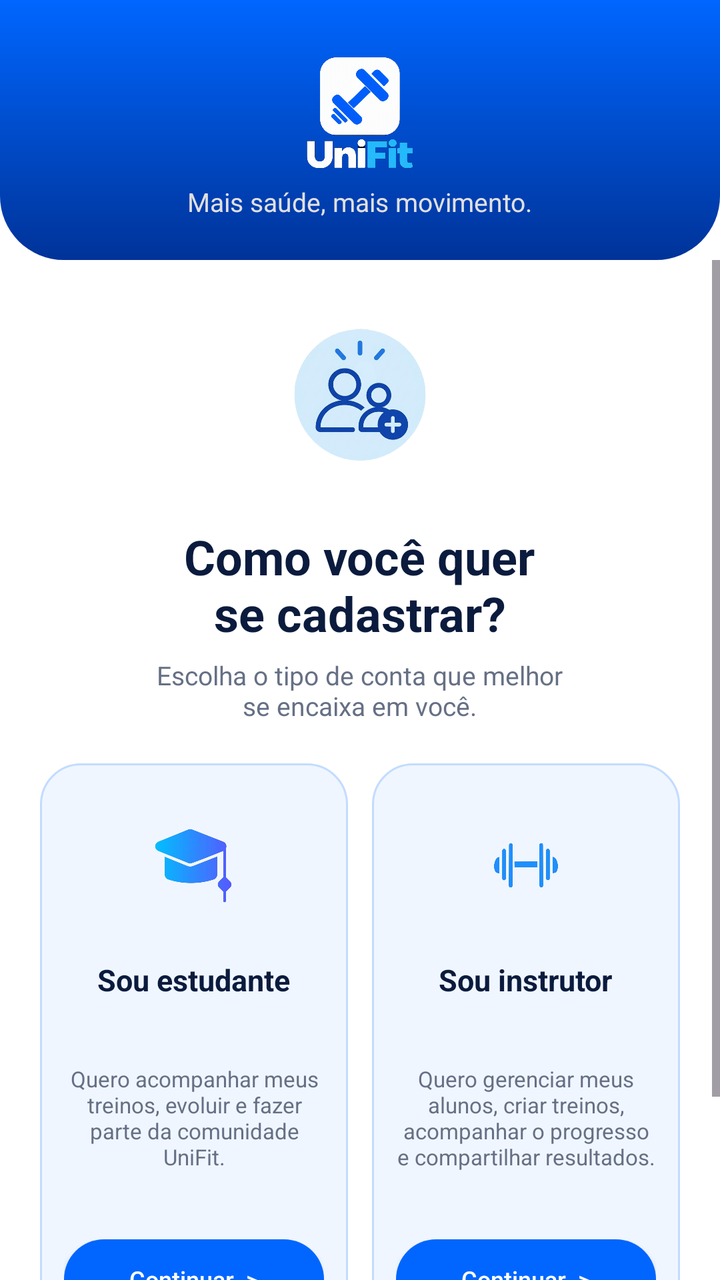
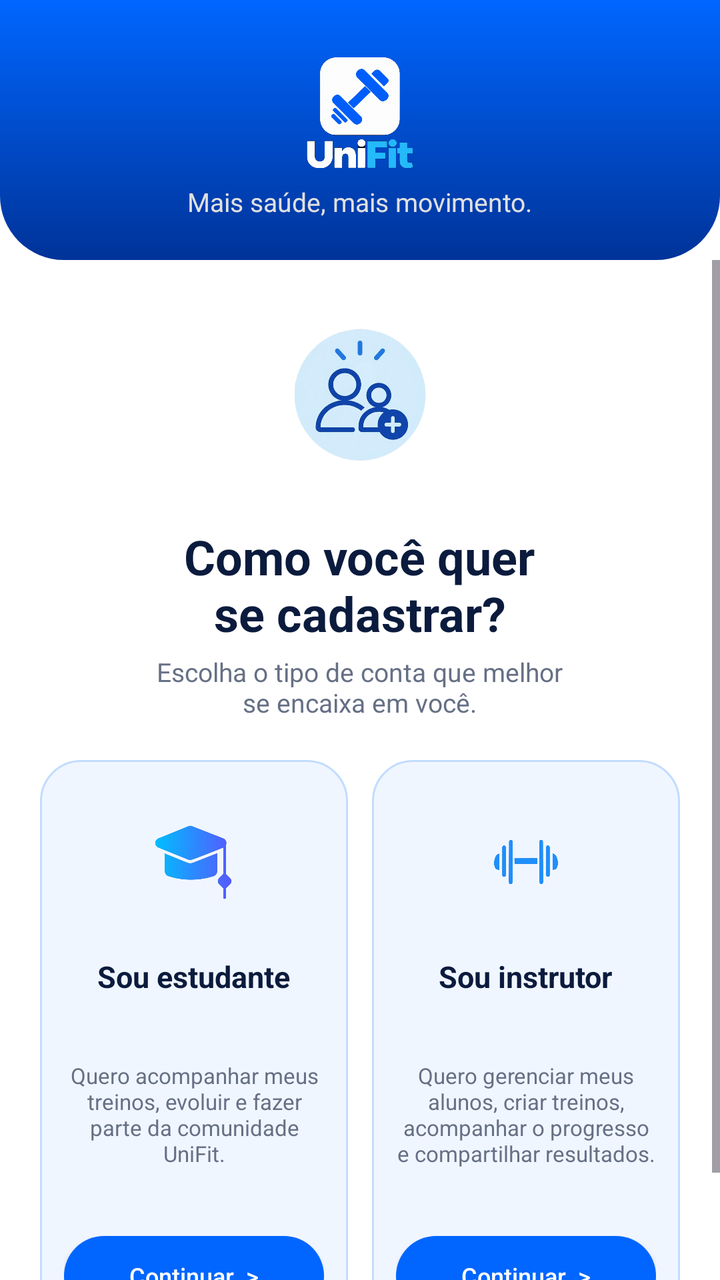

An Android layout rendered at two revisions. The XML below is the earlier revision; the diff shows what the commit changed to produce the second picture.
<!-- AndroidManifest.xml: application theme Theme.MyApplication -->
<!-- res/layout/activity_decisao_cadastro.xml -->
<?xml version="1.0" encoding="utf-8"?>
<androidx.constraintlayout.widget.ConstraintLayout xmlns:android="http://schemas.android.com/apk/res/android"
    xmlns:app="http://schemas.android.com/apk/res-auto"
    xmlns:tools="http://schemas.android.com/tools"
    android:layout_width="match_parent"
    android:layout_height="match_parent"
    android:background="#FFFFFF"
    tools:context=".DecisaoCadastroActivity">

    <RelativeLayout
        android:id="@+id/layoutHeader"
        android:layout_width="0dp"
        android:layout_height="130dp"
        android:background="@drawable/bg_header_rounder"
        android:paddingTop="16dp"
        app:layout_constraintTop_toTopOf="parent"
        app:layout_constraintStart_toStartOf="parent"
        app:layout_constraintEnd_toEndOf="parent">

        <LinearLayout
            android:layout_width="wrap_content"
            android:layout_height="wrap_content"
            android:layout_centerInParent="true"
            android:gravity="center"
            android:orientation="vertical">

            <ImageView
                android:id="@+id/imgLogoHeader"
                android:layout_width="200dp"
                android:layout_height="70dp"
                android:src="@drawable/logo_unifit"
                android:contentDescription="Logo UniFit" />

            <TextView
                android:layout_width="wrap_content"
                android:layout_height="wrap_content"
                android:text="Mais saúde, mais movimento."
                android:textColor="#E0E0E0"
                android:textSize="13sp"
                android:layout_marginTop="2dp" />
        </LinearLayout>
    </RelativeLayout>

    <ScrollView
        android:id="@+id/scrollViewContent"
        android:layout_width="0dp"
        android:layout_height="0dp"
        android:fillViewport="true"
        app:layout_constraintTop_toBottomOf="@id/layoutHeader"
        app:layout_constraintBottom_toBottomOf="parent"
        app:layout_constraintStart_toStartOf="parent"
        app:layout_constraintEnd_toEndOf="parent">

        <LinearLayout
            android:layout_width="match_parent"
            android:layout_height="wrap_content"
            android:orientation="vertical"
            android:gravity="center_horizontal">

            <LinearLayout
                android:layout_width="match_parent"
                android:layout_height="wrap_content"
                android:orientation="vertical"
                android:gravity="center_horizontal"
                android:paddingHorizontal="20dp"
                android:paddingTop="20dp"
                android:paddingBottom="10dp">

                <ImageView
                    android:layout_width="100dp"
                    android:layout_height="100dp"
                    android:src="@drawable/icone_cadastro"
                    android:contentDescription="Ícone de Cadastro"
                    android:layout_marginBottom="12dp" />

                <TextView
                    android:layout_width="wrap_content"
                    android:layout_height="wrap_content"
                    android:text="Como você quer\nse cadastrar?"
                    android:textColor="#0B1B3D"
                    android:textSize="24sp"
                    android:textStyle="bold"
                    android:gravity="center"
                    android:layout_marginBottom="6dp" />

                <TextView
                    android:layout_width="wrap_content"
                    android:layout_height="wrap_content"
                    android:text="Escolha o tipo de conta que melhor\nse encaixa em você."
                    android:textColor="#667085"
                    android:textSize="13sp"
                    android:gravity="center"
                    android:layout_marginBottom="20dp" />

                <LinearLayout
                    android:layout_width="match_parent"
                    android:layout_height="wrap_content"
                    android:orientation="horizontal"
                    android:weightSum="2"
                    android:layout_marginBottom="20dp">

                    <LinearLayout
                        android:id="@+id/cardEstudante"
                        android:layout_width="0dp"
                        android:layout_height="290dp"
                        android:layout_weight="1"
                        android:layout_marginEnd="6dp"
                        android:background="@drawable/bg_option_card"
                        android:orientation="vertical"
                        android:gravity="center_horizontal"
                        android:padding="12dp"
                        android:clickable="true"
                        android:focusable="true">

                        <ImageView
                            android:layout_width="70dp"
                            android:layout_height="70dp"
                            android:src="@drawable/icone_estudante"
                            android:padding="12dp"
                            android:layout_marginTop="4dp"
                            android:layout_marginBottom="12dp" />

                        <TextView
                            android:layout_width="wrap_content"
                            android:layout_height="wrap_content"
                            android:text="Sou estudante"
                            android:textColor="#0B1B3D"
                            android:textSize="15sp"
                            android:textStyle="bold"
                            android:layout_marginBottom="8dp" />

                        <TextView
                            android:layout_width="match_parent"
                            android:layout_height="0dp"
                            android:layout_weight="1"
                            android:text="Quero acompanhar meus treinos, evoluir e fazer parte da comunidade UniFit."
                            android:textColor="#667085"
                            android:textSize="11sp"
                            android:gravity="center"
                            android:layout_marginBottom="10dp" />

                        <android.widget.Button
                            android:id="@+id/btnContinuarEstudante"
                            android:layout_width="match_parent"
                            android:layout_height="40dp"
                            android:background="@drawable/bg_button_rounded_blue"
                            android:text="Continuar  >"
                            android:textColor="@android:color/white"
                            android:textSize="12sp"
                            android:textAllCaps="false" />
                    </LinearLayout>

                    <LinearLayout
                        android:id="@+id/cardInstrutor"
                        android:layout_width="0dp"
                        android:layout_height="290dp"
                        android:layout_weight="1"
                        android:layout_marginStart="6dp"
                        android:background="@drawable/bg_option_card"
                        android:orientation="vertical"
                        android:gravity="center_horizontal"
                        android:padding="12dp"
                        android:clickable="true"
                        android:focusable="true">

                        <ImageView
                            android:layout_width="70dp"
                            android:layout_height="70dp"
                            android:src="@drawable/icone_treinos"
                            android:padding="12dp"
                            android:layout_marginTop="4dp"
                            android:layout_marginBottom="12dp" />

                        <TextView
                            android:layout_width="wrap_content"
                            android:layout_height="wrap_content"
                            android:text="Sou instrutor"
                            android:textColor="#0B1B3D"
                            android:textSize="15sp"
                            android:textStyle="bold"
                            android:layout_marginBottom="8dp" />

                        <TextView
                            android:layout_width="match_parent"
                            android:layout_height="0dp"
                            android:layout_weight="1"
                            android:text="Quero gerenciar meus alunos, criar treinos, acompanhar o progresso e compartilhar resultados."
                            android:textColor="#667085"
                            android:textSize="11sp"
                            android:gravity="center"
                            android:layout_marginBottom="10dp" />

                        <android.widget.Button
                            android:id="@+id/btnContinuarInstrutor"
                            android:layout_width="match_parent"
                            android:layout_height="40dp"
                            android:background="@drawable/bg_button_rounded_blue"
                            android:text="Continuar  >"
                            android:textColor="@android:color/white"
                            android:textSize="12sp"
                            android:textAllCaps="false" />
                    </LinearLayout>
                </LinearLayout>

            </LinearLayout>

            <View
                android:id="@+id/layoutFooter"
                android:layout_width="match_parent"
                android:layout_height="50dp"
                android:background="@drawable/bg_footer_wave" />

        </LinearLayout>
    </ScrollView>

</androidx.constraintlayout.widget.ConstraintLayout>
<!-- resources referenced by this layout -->
<resources>
  <!-- drawable bg_button_rounded_blue (drawable) -->
  <?xml version="1.0" encoding="utf-8"?>
  <shape
      xmlns:android="http://schemas.android.com/apk/res/android"
      android:shape="rectangle">
      <solid android:color="#0066FF" />
      <corners android:radius="20dp" />
  </shape>
  <!-- drawable bg_footer_wave (drawable) -->
  <?xml version="1.0" encoding="utf-8"?>
  <shape
      xmlns:android="http://schemas.android.com/apk/res/android"
      android:shape="rectangle">
      <gradient
          android:angle="90"
          android:startColor="#0066FF"
          android:endColor="#80B5FF" />
  </shape>
  <!-- drawable bg_header_rounder (drawable) -->
  <?xml version="1.0" encoding="utf-8"?>
  <shape
      xmlns:android="http://schemas.android.com/apk/res/android"
      android:shape="rectangle">
      <gradient
          android:angle="270"
          android:startColor="#0066FF"
          android:endColor="#003399" />
      <corners
          android:bottomLeftRadius="32dp"
          android:bottomRightRadius="32dp" />
  </shape>
  <!-- drawable bg_option_card (drawable) -->
  <?xml version="1.0" encoding="utf-8"?>
  <shape
      xmlns:android="http://schemas.android.com/apk/res/android"
      android:shape="rectangle">
      <solid android:color="#F0F6FF" />
      <corners android:radius="20dp" />
      <stroke
          android:width="1dp"
          android:color="#C2DCFF" />
  </shape>
  <!-- drawable icone_cadastro: png bitmap (drawable, 290952 bytes) -->
  <!-- drawable icone_estudante: png bitmap (drawable, 20778 bytes) -->
  <!-- drawable icone_treinos: png bitmap (drawable, 19349 bytes) -->
  <!-- drawable logo_unifit: png bitmap (drawable, 91310 bytes) -->
  <style name="Theme.MyApplication" parent="Base.Theme.MyApplication" />
  <style name="Base.Theme.MyApplication" parent="Theme.Material3.DayNight.NoActionBar">
          
          
      </style>
</resources>

<!-- the commit's change to res/layout/activity_decisao_cadastro.xml (unified diff, before → after) -->
@@ -13,9 +13,9 @@
         android:layout_height="130dp"
         android:background="@drawable/bg_header_rounder"
         android:paddingTop="16dp"
-        app:layout_constraintTop_toTopOf="parent"
+        app:layout_constraintEnd_toEndOf="parent"
         app:layout_constraintStart_toStartOf="parent"
-        app:layout_constraintEnd_toEndOf="parent">
+        app:layout_constraintTop_toTopOf="parent">
 
         <LinearLayout
             android:layout_width="wrap_content"
@@ -28,16 +28,16 @@
                 android:id="@+id/imgLogoHeader"
                 android:layout_width="200dp"
                 android:layout_height="70dp"
-                android:src="@drawable/logo_unifit"
-                android:contentDescription="Logo UniFit" />
+                android:contentDescription="Logo UniFit"
+                android:src="@drawable/logo_unifit" />
 
             <TextView
                 android:layout_width="wrap_content"
                 android:layout_height="wrap_content"
+                android:layout_marginTop="2dp"
                 android:text="Mais saúde, mais movimento."
                 android:textColor="#E0E0E0"
-                android:textSize="13sp"
-                android:layout_marginTop="2dp" />
+                android:textSize="13sp" />
         </LinearLayout>
     </RelativeLayout>
 
@@ -46,22 +46,22 @@
         android:layout_width="0dp"
         android:layout_height="0dp"
         android:fillViewport="true"
-        app:layout_constraintTop_toBottomOf="@id/layoutHeader"
         app:layout_constraintBottom_toBottomOf="parent"
+        app:layout_constraintEnd_toEndOf="parent"
         app:layout_constraintStart_toStartOf="parent"
-        app:layout_constraintEnd_toEndOf="parent">
+        app:layout_constraintTop_toBottomOf="@id/layoutHeader">
 
         <LinearLayout
             android:layout_width="match_parent"
             android:layout_height="wrap_content"
-            android:orientation="vertical"
-            android:gravity="center_horizontal">
+            android:gravity="center_horizontal"
+            android:orientation="vertical">
 
             <LinearLayout
                 android:layout_width="match_parent"
                 android:layout_height="wrap_content"
+                android:gravity="center_horizontal"
                 android:orientation="vertical"
-                android:gravity="center_horizontal"
                 android:paddingHorizontal="20dp"
                 android:paddingTop="20dp"
                 android:paddingBottom="10dp">
@@ -69,75 +69,75 @@
                 <ImageView
                     android:layout_width="100dp"
                     android:layout_height="100dp"
-                    android:src="@drawable/icone_cadastro"
+                    android:layout_marginBottom="12dp"
                     android:contentDescription="Ícone de Cadastro"
-                    android:layout_marginBottom="12dp" />
+                    android:src="@drawable/icone_cadastro" />
+
+                <TextView
+                    android:layout_width="wrap_content"
+                    android:layout_height="59dp"
+                    android:layout_marginBottom="6dp"
+                    android:gravity="center"
+                    android:text="Como você quer\nse cadastrar?"
+                    android:textColor="#0B1B3D"
+                    android:textSize="24sp"
+                    android:textStyle="bold" />
 
                 <TextView
                     android:layout_width="wrap_content"
                     android:layout_height="wrap_content"
-                    android:text="Como você quer\nse cadastrar?"
-                    android:textColor="#0B1B3D"
-                    android:textSize="24sp"
-                    android:textStyle="bold"
+                    android:layout_marginBottom="20dp"
                     android:gravity="center"
-                    android:layout_marginBottom="6dp" />
-
-                <TextView
-                    android:layout_width="wrap_content"
-                    android:layout_height="wrap_content"
                     android:text="Escolha o tipo de conta que melhor\nse encaixa em você."
                     android:textColor="#667085"
-                    android:textSize="13sp"
-                    android:gravity="center"
-                    android:layout_marginBottom="20dp" />
+                    android:textSize="13sp" />
 
                 <LinearLayout
                     android:layout_width="match_parent"
                     android:layout_height="wrap_content"
+                    android:layout_marginBottom="20dp"
                     android:orientation="horizontal"
-                    android:weightSum="2"
-                    android:layout_marginBottom="20dp">
+                    android:weightSum="2">
 
                     <LinearLayout
                         android:id="@+id/cardEstudante"
                         android:layout_width="0dp"
                         android:layout_height="290dp"
+                        android:layout_marginEnd="6dp"
                         android:layout_weight="1"
-                        android:layout_marginEnd="6dp"
                         android:background="@drawable/bg_option_card"
+                        android:clickable="true"
+                        android:focusable="true"
+                        android:gravity="center_horizontal"
                         android:orientation="vertical"
-                        android:gravity="center_horizontal"
-                        android:padding="12dp"
-                        android:clickable="true"
-                        android:focusable="true">
+                        android:padding="12dp">
 
                         <ImageView
                             android:layout_width="70dp"
                             android:layout_height="70dp"
-                            android:src="@drawable/icone_estudante"
+                            android:layout_marginTop="4dp"
+                            android:layout_marginBottom="12dp"
                             android:padding="12dp"
-                            android:layout_marginTop="4dp"
-                            android:layout_marginBottom="12dp" />
+                            android:src="@drawable/icone_estudante" />
 
                         <TextView
                             android:layout_width="wrap_content"
                             android:layout_height="wrap_content"
+                            android:layout_marginBottom="8dp"
                             android:text="Sou estudante"
                             android:textColor="#0B1B3D"
                             android:textSize="15sp"
-                            android:textStyle="bold"
-                            android:layout_marginBottom="8dp" />
+                            android:textStyle="bold" />
 
                         <TextView
                             android:layout_width="match_parent"
                             android:layout_height="0dp"
+                            android:layout_marginBottom="10dp"
                             android:layout_weight="1"
+                            android:gravity="center"
                             android:text="Quero acompanhar meus treinos, evoluir e fazer parte da comunidade UniFit."
                             android:textColor="#667085"
-                            android:textSize="11sp"
-                            android:gravity="center"
-                            android:layout_marginBottom="10dp" />
+                            android:textSize="11sp" />
 
                         <android.widget.Button
                             android:id="@+id/btnContinuarEstudante"
@@ -145,50 +145,50 @@
                             android:layout_height="40dp"
                             android:background="@drawable/bg_button_rounded_blue"
                             android:text="Continuar  >"
+                            android:textAllCaps="false"
                             android:textColor="@android:color/white"
-                            android:textSize="12sp"
-                            android:textAllCaps="false" />
+                            android:textSize="12sp" />
                     </LinearLayout>
 
                     <LinearLayout
                         android:id="@+id/cardInstrutor"
                         android:layout_width="0dp"
                         android:layout_height="290dp"
+                        android:layout_marginStart="6dp"
                         android:layout_weight="1"
-                        android:layout_marginStart="6dp"
                         android:background="@drawable/bg_option_card"
+                        android:clickable="true"
+                        android:focusable="true"
+                        android:gravity="center_horizontal"
                         android:orientation="vertical"
-                        android:gravity="center_horizontal"
-                        android:padding="12dp"
-                        android:clickable="true"
-                        android:focusable="true">
+                        android:padding="12dp">
 
                         <ImageView
                             android:layout_width="70dp"
                             android:layout_height="70dp"
-                            android:src="@drawable/icone_treinos"
+                            android:layout_marginTop="4dp"
+                            android:layout_marginBottom="12dp"
                             android:padding="12dp"
-                            android:layout_marginTop="4dp"
-                            android:layout_marginBottom="12dp" />
+                            android:src="@drawable/icone_treinos" />
 
                         <TextView
                             android:layout_width="wrap_content"
                             android:layout_height="wrap_content"
+                            android:layout_marginBottom="8dp"
                             android:text="Sou instrutor"
                             android:textColor="#0B1B3D"
                             android:textSize="15sp"
-                            android:textStyle="bold"
-                            android:layout_marginBottom="8dp" />
+                            android:textStyle="bold" />
 
                         <TextView
                             android:layout_width="match_parent"
                             android:layout_height="0dp"
+                            android:layout_marginBottom="10dp"
                             android:layout_weight="1"
+                            android:gravity="center"
                             android:text="Quero gerenciar meus alunos, criar treinos, acompanhar o progresso e compartilhar resultados."
                             android:textColor="#667085"
-                            android:textSize="11sp"
-                            android:gravity="center"
-                            android:layout_marginBottom="10dp" />
+                            android:textSize="11sp" />
 
                         <android.widget.Button
                             android:id="@+id/btnContinuarInstrutor"
@@ -196,9 +196,9 @@
                             android:layout_height="40dp"
                             android:background="@drawable/bg_button_rounded_blue"
                             android:text="Continuar  >"
+                            android:textAllCaps="false"
                             android:textColor="@android:color/white"
-                            android:textSize="12sp"
-                            android:textAllCaps="false" />
+                            android:textSize="12sp" />
                     </LinearLayout>
                 </LinearLayout>
 
@@ -207,7 +207,7 @@
             <View
                 android:id="@+id/layoutFooter"
                 android:layout_width="match_parent"
-                android:layout_height="50dp"
+                android:layout_height="match_parent"
                 android:background="@drawable/bg_footer_wave" />
 
         </LinearLayout>
